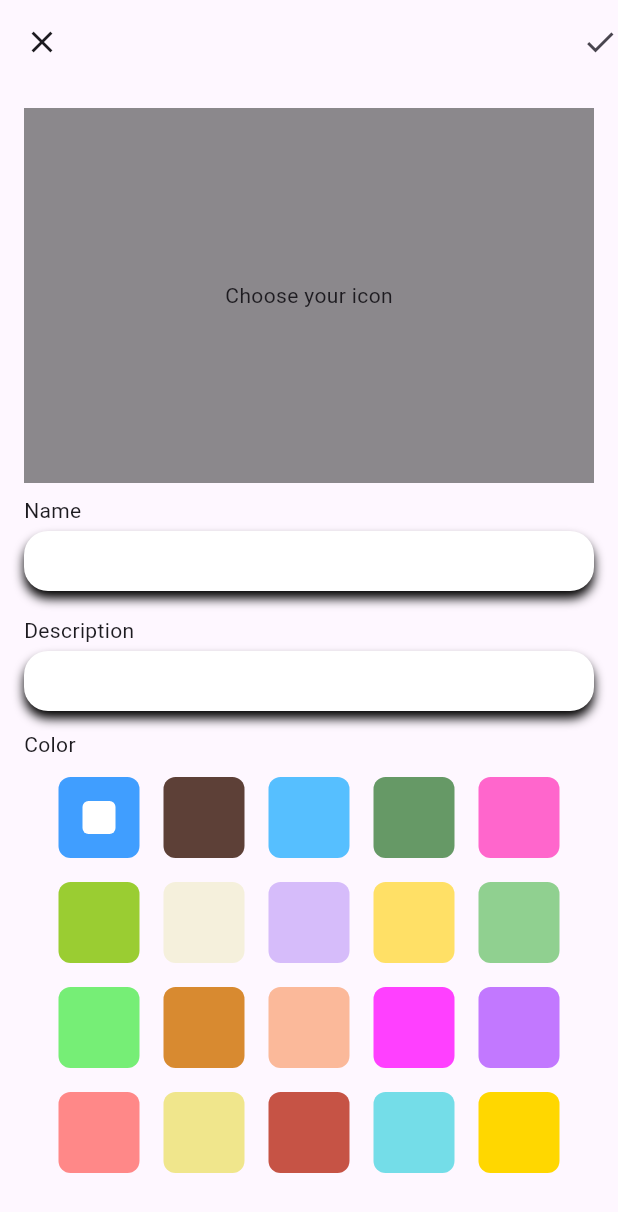
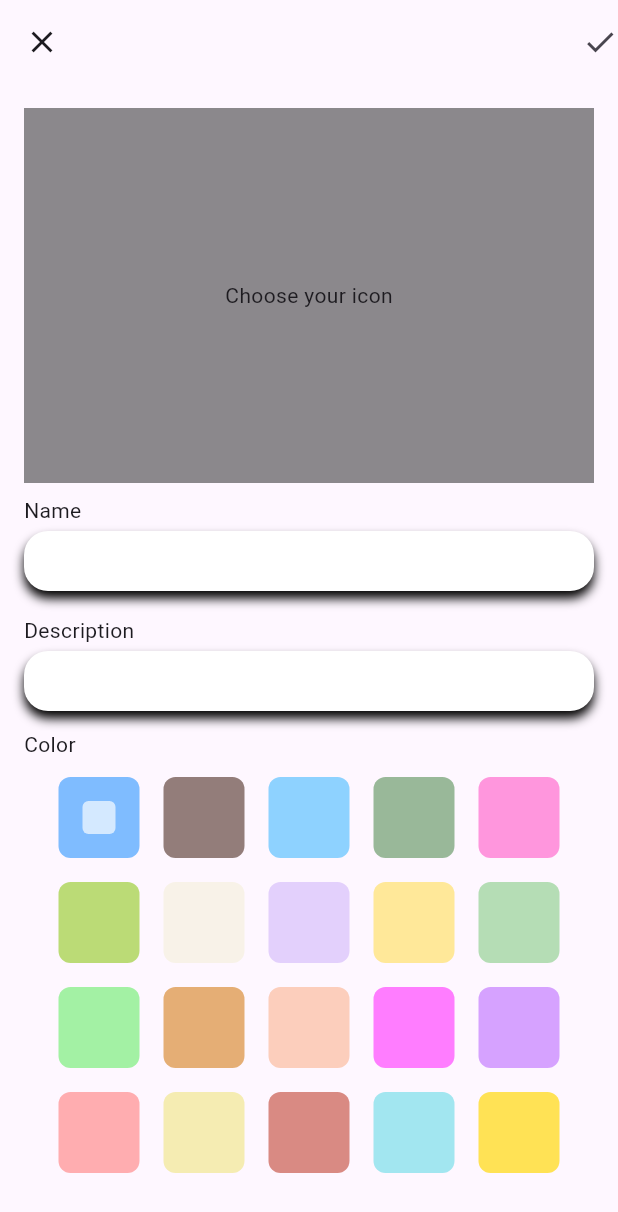
Before and after one commit to osekine/habit_tracker, a Flutter app: the EditPage screen opened by its route, on a phone screen of 412 x 824 dp. Shown: the top 1212 px of the screen. Run offline on Flutter 3.47's test engine with Material 3 defaults, Android fonts, the phone set to English and light mode, and no system bars; our stand-ins replace freezed_annotation, get_it, injectable, shared_preferences; accounts and stored records are empty.

Commit message:
Change colors opacity

```diff
--- a/lib/theme/habit_colors.dart
+++ b/lib/theme/habit_colors.dart
@@ -5,145 +5,145 @@ import 'package:habit_tracker/theme/habit_color.dart';
 
 abstract final class HabitColors {
   static final red = HabitColor(
-    light: const Color(0xFFFFCCCC),
-    standart: const Color(0xFFFF8888),
+    light: const Color(0x44FFCCCC),
+    standart: const Color(0xAAFF8888),
     strong: const Color(0xFFFF4444),
   );
   static final orange = HabitColor(
-    light: const Color(0xFFF4D79F),
-    standart: const Color(0xFFD88A30),
+    light: const Color(0x44F4D79F),
+    standart: const Color(0xAAD88A30),
     strong: const Color(0xFFB25900),
   );
 
   static final yellow = HabitColor(
-    light: const Color(0xFFFFF49F),
-    standart: const Color(0xFFFFD700),
+    light: const Color(0x44FFF49F),
+    standart: const Color(0xAAFFD700),
     strong: const Color(0xFFFFB200),
   );
 
   static final green = HabitColor(
-    light: const Color(0xFFD7F49F),
-    standart: const Color(0xFF9ACD32),
+    light: const Color(0x44D7F49F),
+    standart: const Color(0xAA9ACD32),
     strong: const Color(0xFF76B041),
   );
 
   static final cyan = HabitColor(
-    light: const Color(0xFF9FEAFF),
-    standart: const Color(0xFF56BFFF),
+    light: const Color(0x449FEAFF),
+    standart: const Color(0xAA56BFFF),
     strong: const Color(0xFF00A1FF),
   );
 
   static final blue = HabitColor(
-    light: const Color(0xFFA5D8FF),
-    standart: const Color(0xFF409EFF),
+    light: const Color(0x44A5D8FF),
+    standart: const Color(0xAA409EFF),
     strong: const Color(0xFF1E60FF),
   );
 
   static final purple = HabitColor(
-    light: const Color(0xFFFA9FFF),
-    standart: const Color(0xFFC278FF),
+    light: const Color(0x44FA9FFF),
+    standart: const Color(0xAAC278FF),
     strong: const Color(0xFF8B3DAF),
   );
 
   static final pink = HabitColor(
-    light: const Color(0xFFFFA5F0),
-    standart: const Color(0xFFFF40FF),
+    light: const Color(0x44FFA5F0),
+    standart: const Color(0xAAFF40FF),
     strong: const Color(0xFFE01EFF),
   );
 
   static final gray = HabitColor(
-    light: const Color(0xFFECECEC),
-    standart: const Color(0xFFBDBDBD),
+    light: const Color(0x44ECECEC),
+    standart: const Color(0xAABDBDBD),
     strong: const Color(0xFF7F7F7F),
   );
 
   static final white = HabitColor(
-    light: const Color(0xFFFFFFFF),
-    standart: const Color(0xFFFFFFFF),
+    light: const Color(0x44FFFFFF),
+    standart: const Color(0xAAFFFFFF),
     strong: const Color(0xFFFFFFFF),
   );
 
   static final black = HabitColor(
-    light: const Color(0xFF333333),
-    standart: const Color(0xFF222222),
+    light: const Color(0x44333333),
+    standart: const Color(0xAA222222),
     strong: const Color(0xFF000000),
   );
 
   static final lemonYellow = HabitColor(
-    light: const Color(0xFFFFF49F),
-    standart: const Color(0xFFFFE066),
+    light: const Color(0x44FFF49F),
+    standart: const Color(0xAAFFE066),
     strong: const Color(0xFFFFCC00),
   );
 
   static final mint = HabitColor(
-    light: const Color(0xFF98FB98),
-    standart: const Color(0xFF76EE76),
+    light: const Color(0x4498FB98),
+    standart: const Color(0xAA76EE76),
     strong: const Color(0xFF52D052),
   );
 
   static final lavender = HabitColor(
-    light: const Color(0xFFFAE6FE),
-    standart: const Color(0xFFD6BCFA),
+    light: const Color(0x44FAE6FE),
+    standart: const Color(0xAAD6BCFA),
     strong: const Color(0xFFB583EE),
   );
 
   static final peach = HabitColor(
-    light: const Color(0xFFFCDCDC),
-    standart: const Color(0xFFFBB99A),
+    light: const Color(0x44FCDCDC),
+    standart: const Color(0xAAFBB99A),
     strong: const Color(0xFFF98F61),
   );
 
   static final sand = HabitColor(
-    light: const Color(0xFFF5F5DC),
-    standart: const Color(0xFFF0E68C),
+    light: const Color(0x44F5F5DC),
+    standart: const Color(0xAAF0E68C),
     strong: const Color(0xFFE5D774),
   );
 
   static final darkGreen = HabitColor(
-    light: const Color(0xFF8FBC8F),
-    standart: const Color(0xFF669966),
+    light: const Color(0x448FBC8F),
+    standart: const Color(0xAA669966),
     strong: const Color(0xFF4C764C),
   );
 
   static final turquoise = HabitColor(
-    light: const Color(0xFFA7FCE9),
-    standart: const Color(0xFF74DDE8),
+    light: const Color(0x44A7FCE9),
+    standart: const Color(0xAA74DDE8),
     strong: const Color(0xFF4ABDE8),
   );
 
   static final terracotta = HabitColor(
-    light: const Color(0xFFE4795C),
-    standart: const Color(0xFFC65345),
+    light: const Color(0x44E4795C),
+    standart: const Color(0xAAC65345),
     strong: const Color(0xFFA6372E),
   );
 
   static final fuchsia = HabitColor(
-    light: const Color(0xFFFFA7E9),
-    standart: const Color(0xFFFF66CC),
+    light: const Color(0x44FFA7E9),
+    standart: const Color(0xAAFF66CC),
     strong: const Color(0xFFE91E63),
   );
 
   static final lightGreen = HabitColor(
-    light: const Color(0xFFD0F0C0),
-    standart: const Color(0xFF90D090),
+    light: const Color(0x44D0F0C0),
+    standart: const Color(0xAA90D090),
     strong: const Color(0xFF54A054),
   );
 
   static final chocolate = HabitColor(
-    light: const Color(0xFF6F4E37),
-    standart: const Color(0xFF5D4037),
+    light: const Color(0x446F4E37),
+    standart: const Color(0xAA5D4037),
     strong: const Color(0xFF3E271E),
   );
 
   static final anthracite = HabitColor(
-    light: const Color(0xFF4D4D4D),
-    standart: const Color(0xFF333333),
+    light: const Color(0x444D4D4D),
+    standart: const Color(0xAA333333),
     strong: const Color(0xFF262626),
   );
 
   static final ivory = HabitColor(
-    light: const Color(0xFFFDF5E6),
-    standart: const Color(0xFFF5F0DC),
+    light: const Color(0x44FDF5E6),
+    standart: const Color(0xAAF5F0DC),
     strong: const Color(0xFFEBE5D9),
   );
 }
```
